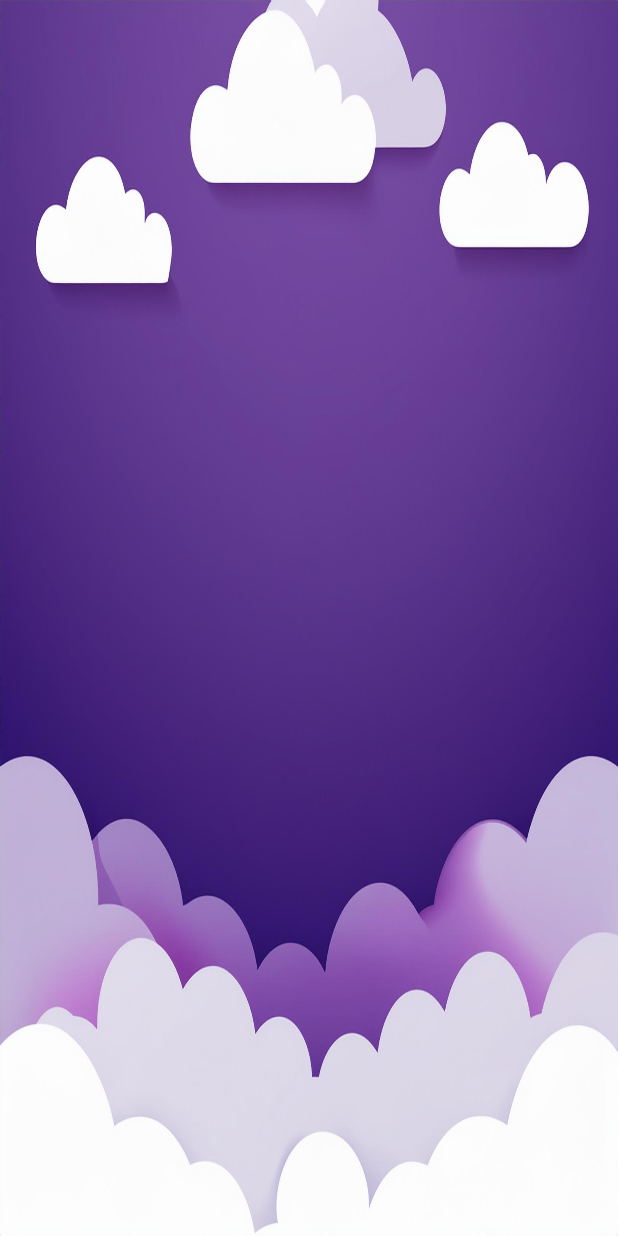
After one commit to AngelHannah/AWeatherApp, an Android app: the SignupActivity screen opened directly, with no data from a screen before it, on a phone screen of 412 x 824 dp. The commit adds this screen. Run offline under Robolectric (Android 15) with nearby library versions, the phone set to English and light mode, and no system bars.

Commit message:
Adding Signup activity
Added viewBinding = true, Signup activity, drawable resources, etc.

```diff
--- a/app/build.gradle
+++ b/app/build.gradle
@@ -21,6 +21,9 @@ android {
             proguardFiles getDefaultProguardFile('proguard-android-optimize.txt'), 'proguard-rules.pro'
         }
     }
+    buildFeatures{
+        viewBinding true
+    }
     compileOptions {
         sourceCompatibility JavaVersion.VERSION_1_8
         targetCompatibility JavaVersion.VERSION_1_8
--- a/app/src/main/AndroidManifest.xml
+++ b/app/src/main/AndroidManifest.xml
@@ -13,6 +13,9 @@
         android:theme="@style/Theme.AWeatherApp"
         tools:targetApi="31">
         <activity
+            android:name=".Activities.SignupActivity"
+            android:exported="false" />
+        <activity
             android:name=".Activities.FutureActivity"
             android:exported="false" />
         <activity
--- /dev/null
+++ b/app/src/main/java/com/example/aweatherapp/Activities/SignupActivity.java
@@ -0,0 +1,26 @@
+package com.example.aweatherapp.Activities;
+
+import android.os.Bundle;
+
+import androidx.activity.EdgeToEdge;
+import androidx.appcompat.app.AppCompatActivity;
+import androidx.core.graphics.Insets;
+import androidx.core.view.ViewCompat;
+import androidx.core.view.WindowInsetsCompat;
+
+import com.example.aweatherapp.R;
+
+public class SignupActivity extends AppCompatActivity {
+
+    @Override
+    protected void onCreate(Bundle savedInstanceState) {
+        super.onCreate(savedInstanceState);
+        EdgeToEdge.enable(this);
+        setContentView(R.layout.activity_signup);
+        ViewCompat.setOnApplyWindowInsetsListener(findViewById(R.id.main), (v, insets) -> {
+            Insets systemBars = insets.getInsets(WindowInsetsCompat.Type.systemBars());
+            v.setPadding(systemBars.left, systemBars.top, systemBars.right, systemBars.bottom);
+            return insets;
+        });
+    }
+}
--- a/app/src/main/res/drawable/background2.xml
+++ b/app/src/main/res/drawable/background2.xml
@@ -2,7 +2,7 @@
 <selector xmlns:android="http://schemas.android.com/apk/res/android">
 <item>
     <shape android:shape="rectangle">
-        <solid android:color="#331866"></solid>
+        <solid android:color="@color/deepPurple"></solid>
         <corners android:radius="20sp"></corners>
     </shape>
 </item>
--- /dev/null
+++ b/app/src/main/res/drawable/baseline_email_24.xml
@@ -0,0 +1,5 @@
+<vector xmlns:android="http://schemas.android.com/apk/res/android" android:height="24dp" android:tint="#7400FD" android:viewportHeight="24" android:viewportWidth="24" android:width="24dp">
+
+    <path android:fillColor="@android:color/white" android:pathData="M20,4L4,4c-1.1,0 -1.99,0.9 -1.99,2L2,18c0,1.1 0.9,2 2,2h16c1.1,0 2,-0.9 2,-2L22,6c0,-1.1 -0.9,-2 -2,-2zM20,8l-8,5 -8,-5L4,6l8,5 8,-5v2z"/>
+
+</vector>
--- /dev/null
+++ b/app/src/main/res/drawable/baseline_lock_24.xml
@@ -0,0 +1,5 @@
+<vector xmlns:android="http://schemas.android.com/apk/res/android" android:height="24dp" android:tint="#7400FD" android:viewportHeight="24" android:viewportWidth="24" android:width="24dp">
+
+    <path android:fillColor="@android:color/white" android:pathData="M18,8h-1L17,6c0,-2.76 -2.24,-5 -5,-5S7,3.24 7,6v2L6,8c-1.1,0 -2,0.9 -2,2v10c0,1.1 0.9,2 2,2h12c1.1,0 2,-0.9 2,-2L20,10c0,-1.1 -0.9,-2 -2,-2zM12,17c-1.1,0 -2,-0.9 -2,-2s0.9,-2 2,-2 2,0.9 2,2 -0.9,2 -2,2zM15.1,8L8.9,8L8.9,6c0,-1.71 1.39,-3.1 3.1,-3.1 1.71,0 3.1,1.39 3.1,3.1v2z"/>
+
+</vector>
--- /dev/null
+++ b/app/src/main/res/drawable/baseline_password_24.xml
@@ -0,0 +1,5 @@
+<vector xmlns:android="http://schemas.android.com/apk/res/android" android:height="24dp" android:tint="#7400FD" android:viewportHeight="24" android:viewportWidth="24" android:width="24dp">
+
+    <path android:fillColor="@android:color/white" android:pathData="M2,17h20v2H2V17zM3.15,12.95L4,11.47l0.85,1.48l1.3,-0.75L5.3,10.72H7v-1.5H5.3l0.85,-1.47L4.85,7L4,8.47L3.15,7l-1.3,0.75L2.7,9.22H1v1.5h1.7L1.85,12.2L3.15,12.95zM9.85,12.2l1.3,0.75L12,11.47l0.85,1.48l1.3,-0.75l-0.85,-1.48H15v-1.5h-1.7l0.85,-1.47L12.85,7L12,8.47L11.15,7l-1.3,0.75l0.85,1.47H9v1.5h1.7L9.85,12.2zM23,9.22h-1.7l0.85,-1.47L20.85,7L20,8.47L19.15,7l-1.3,0.75l0.85,1.47H17v1.5h1.7l-0.85,1.48l1.3,0.75L20,11.47l0.85,1.48l1.3,-0.75l-0.85,-1.48H23V9.22z"/>
+
+</vector>
--- /dev/null
+++ b/app/src/main/res/layout/activity_signup.xml
@@ -0,0 +1,11 @@
+<?xml version="1.0" encoding="utf-8"?>
+<androidx.constraintlayout.widget.ConstraintLayout xmlns:android="http://schemas.android.com/apk/res/android"
+    xmlns:app="http://schemas.android.com/apk/res-auto"
+    xmlns:tools="http://schemas.android.com/tools"
+    android:id="@+id/main"
+    android:layout_width="match_parent"
+    android:layout_height="match_parent"
+    tools:context=".Activities.SignupActivity"
+    android:background="@drawable/weatherappsignupbackground">
+
+</androidx.constraintlayout.widget.ConstraintLayout>
--- a/app/src/main/res/values/colors.xml
+++ b/app/src/main/res/values/colors.xml
@@ -2,4 +2,5 @@
 <resources>
     <color name="black">#FF000000</color>
     <color name="white">#FFFFFFFF</color>
+    <color name="deepPurple">#331866</color>
 </resources>
```
Also changed, not shown: app/src/main/res/drawable/purple_border.xml (added, +16 -0 lines), app/src/main/res/drawable/weatherapploginbackground.png (added), app/src/main/res/drawable/weatherappsignupbackground.png (added).
